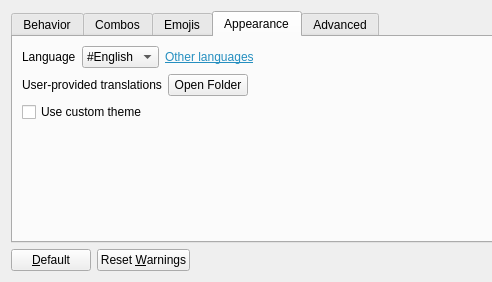
Above: Beeftext/PreferencesDialog.ui from xmichelo/Beeftext before the change; both pictures show x 0 to 492 and y 0 to 282 of the 711 by 282 pixel window. Below: the same form after it.
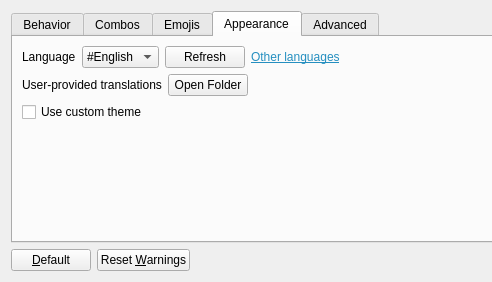
That is the form after the change.

Commit message: Added 'Refresh' button to reload the list of translations. Fixes #237.

Diff of the .ui file:
```diff
--- a/Beeftext/PreferencesDialog.ui
+++ b/Beeftext/PreferencesDialog.ui
@@ -472,6 +472,13 @@
            </item>
           </widget>
          </item>
+         <item>
+          <widget class="QPushButton" name="buttonRefresh">
+           <property name="text">
+            <string>Refresh</string>
+           </property>
+          </widget>
+         </item>
          <item>
           <widget class="QLabel" name="labelOtherLanguages">
            <property name="text">
```
Left out of the diff: 113 changed lines with no effect on the pictures. The commit also changes 4 other files.
